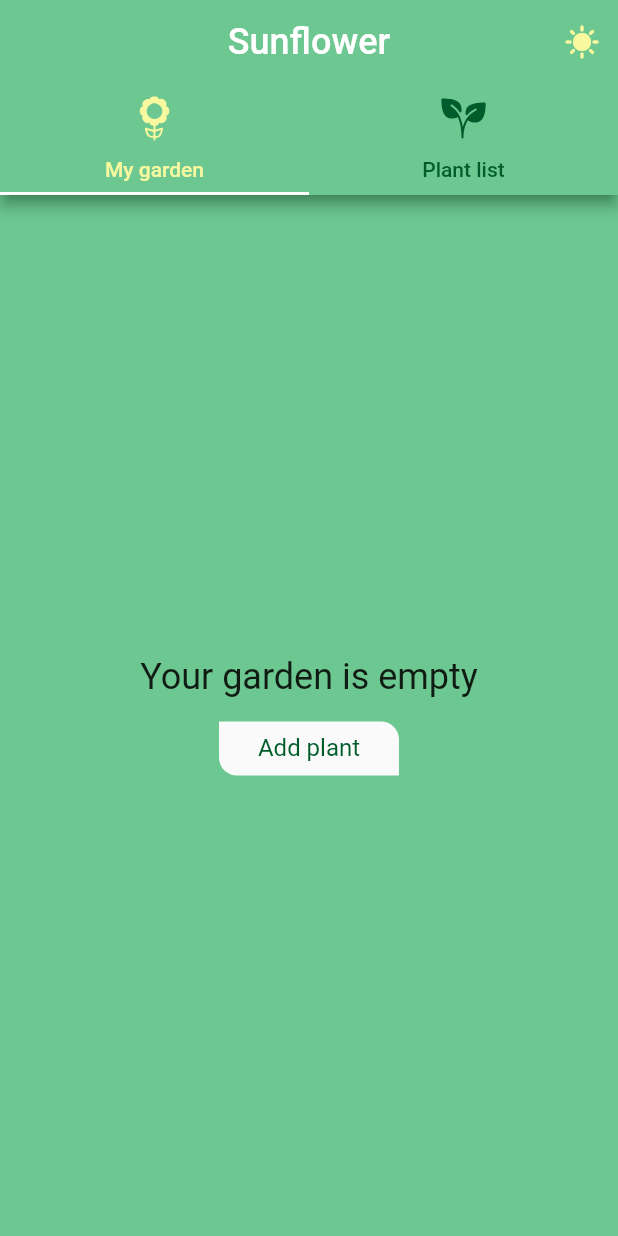
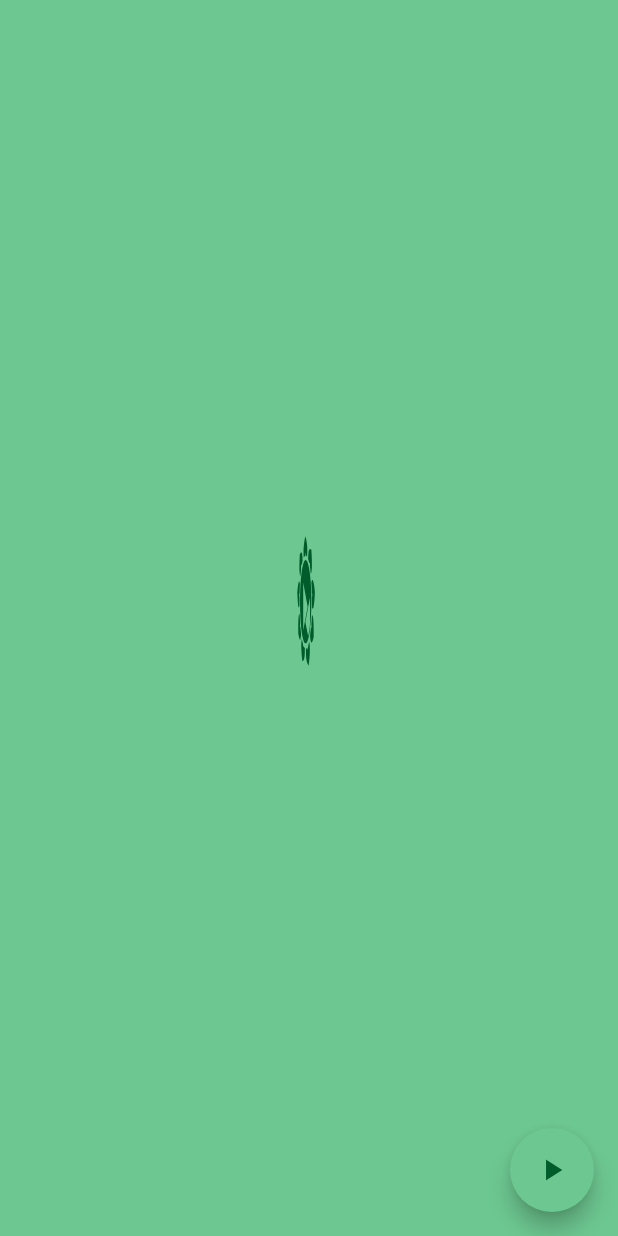
Before and after one commit to m21droid/sunflower, a Flutter app: the first screen one second after launch, on a phone screen of 412 x 824 dp. Run offline on Flutter 3.47's test engine with Material 2 defaults, Android fonts, the phone set to English and light mode, and no system bars; our stand-ins replace cached_network_image, dartz, dio, equatable, floor, flutter_bloc and 4 more; missing offline and left inert: awesome_dio_interceptor; accounts and stored records are empty; generated files the repository leaves out were written again; statements that could not run were skipped.

Commit message:
Added SplashPage

```diff
--- a/lib/feature/presentation/pages/garden/garden_page.dart
+++ b/lib/feature/presentation/pages/garden/garden_page.dart
@@ -7,6 +7,8 @@ import 'package:sunflower/feature/presentation/pages/garden/widgets/all_plants_t
 import 'package:sunflower/feature/presentation/pages/garden/widgets/my_plants_tab.dart';
 
 class GardenPage extends StatefulWidget {
+  static const routeName = '/garden';
+
   const GardenPage({Key? key}) : super(key: key);
 
   @override
@@ -15,11 +17,11 @@ class GardenPage extends StatefulWidget {
 
 class _GardenPageState extends State<GardenPage>
     with SingleTickerProviderStateMixin {
-  final _size = 32.0;
+  static const double _size = 32.0;
 
-  final _color = Colors.white;
-  final _selectedColor = AppColors.secondary;
-  final _unselectedColor = AppColors.dark;
+  static const _color = Colors.white;
+  static const _selectedColor = AppColors.secondary;
+  static const _unselectedColor = AppColors.dark;
 
   late TabController _controller;
 
@@ -42,8 +44,8 @@ class _GardenPageState extends State<GardenPage>
   @override
   Widget build(BuildContext context) => Scaffold(
         appBar: AppBar(
-          title:
-              Text('Sunflower', style: TextStyle(fontSize: 24, color: _color)),
+          title: const Text('Sunflower',
+              style: TextStyle(fontSize: 24, color: _color)),
           centerTitle: true,
           shadowColor: _unselectedColor,
           actions: [
@@ -61,24 +63,8 @@ class _GardenPageState extends State<GardenPage>
             unselectedLabelColor: _unselectedColor,
             labelColor: _selectedColor,
             tabs: [
-              Tab(
-                text: 'My garden',
-                icon: SvgPicture.asset('assets/images/ic_sunflower.svg',
-                    width: _size,
-                    height: _size,
-                    color: _controller.index == 0
-                        ? _selectedColor
-                        : _unselectedColor),
-              ),
-              Tab(
-                text: 'Plant list',
-                icon: SvgPicture.asset('assets/images/ic_plant.svg',
-                    width: _size,
-                    height: _size,
-                    color: _controller.index == 1
-                        ? _selectedColor
-                        : _unselectedColor),
-              ),
+              _tab(0, 'My garden', 'ic_sunflower'),
+              _tab(1, 'Plant list', 'ic_plant'),
             ],
           ),
         ),
@@ -93,4 +79,17 @@ class _GardenPageState extends State<GardenPage>
         ),
         backgroundColor: AppColors.background,
       );
+
+  Tab _tab(int index, String text, String assetName) => Tab(
+        text: text,
+        icon: SvgPicture.asset(
+          'assets/images/$assetName.svg',
+          width: _size,
+          height: _size,
+          colorFilter: ColorFilter.mode(
+            _controller.index == index ? _selectedColor : _unselectedColor,
+            BlendMode.srcIn,
+          ),
+        ),
+      );
 }
--- a/lib/feature/presentation/pages/router.dart
+++ b/lib/feature/presentation/pages/router.dart
@@ -2,6 +2,7 @@ import 'package:flutter/cupertino.dart';
 import 'package:sunflower/feature/domain/entities/plant_entity.dart';
 import 'package:sunflower/feature/presentation/pages/garden/garden_page.dart';
 import 'package:sunflower/feature/presentation/pages/plant/plant_page.dart';
+import 'package:sunflower/feature/presentation/pages/splash/splash_page.dart';
 
 Route router(RouteSettings settings) {
   switch (settings.name) {
@@ -10,7 +11,9 @@ Route router(RouteSettings settings) {
         final plant = settings.arguments as PlantEntity;
         return PlantPage(plant);
       });
+    case GardenPage.routeName:
+      return CupertinoPageRoute(builder: (_) => const GardenPage());
     default:
-      return CupertinoPageRoute(builder: (_) => const GardenPage());
+      return CupertinoPageRoute(builder: (_) => const SplashPage());
   }
 }
--- /dev/null
+++ b/lib/feature/presentation/pages/splash/splash_page.dart
@@ -0,0 +1,77 @@
+import 'package:flutter/material.dart';
+import 'package:flutter_svg/flutter_svg.dart';
+import 'package:sunflower/core/res/colors.dart';
+import 'package:sunflower/feature/presentation/pages/garden/garden_page.dart';
+import 'package:sunflower/feature/presentation/pages/splash/widgets/splash_animated_builder.dart';
+import 'package:sunflower/feature/presentation/pages/splash/widgets/splash_animated_widget.dart';
+
+class SplashPage extends StatefulWidget {
+  const SplashPage({super.key});
+
+  @override
+  State<SplashPage> createState() => _SplashPageState();
+}
+
+class _SplashPageState extends State<SplashPage>
+    with SingleTickerProviderStateMixin {
+  final type = true;
+
+  late final Animation<dynamic> _animation;
+  late final AnimationController _controller;
+
+  @override
+  void initState() {
+    super.initState();
+
+    // SplashAnimatedBuilder
+    _controller =
+        AnimationController(duration: const Duration(seconds: 4), vsync: this)
+          ..addStatusListener((status) {
+            if (status == AnimationStatus.completed) {
+              Navigator.pushNamed(context, GardenPage.routeName);
+            }
+          });
+
+    // SplashAnimatedWidget
+    final Animation<double> curve = CurvedAnimation(
+        parent: _controller,
+        curve: const Interval(0.0, 0.75, curve: Curves.elasticInOut));
+    _animation = Tween(begin: 0.0, end: 10.0).animate(curve);
+
+    _controller.forward();
+  }
+
+  @override
+  Widget build(BuildContext context) {
+    const size = 96.0;
+    final image = SvgPicture.asset('assets/images/ic_splash.svg',
+        width: size,
+        height: size,
+        colorFilter: const ColorFilter.mode(AppColors.dark, BlendMode.srcIn));
+    const text = Text("SUNFLOWER",
+        style: TextStyle(
+            color: AppColors.secondaryText, fontWeight: FontWeight.bold));
+
+    return Scaffold(
+      body: Center(
+          child: type
+              ? SplashAnimatedBuilder(
+                  controller: _controller, image: image, text: text)
+              : SplashAnimatedWidget(
+                  listenable: _animation, image: image, text: text)),
+      floatingActionButton: FloatingActionButton(
+          onPressed: () {
+            _controller.reset();
+            _controller.forward();
+          },
+          child: const Icon(Icons.play_arrow, color: AppColors.dark)),
+      backgroundColor: AppColors.background,
+    );
+  }
+
+  @override
+  void dispose() {
+    _controller.dispose();
+    super.dispose();
+  }
+}
--- /dev/null
+++ b/lib/feature/presentation/pages/splash/widgets/splash_animated_builder.dart
@@ -0,0 +1,94 @@
+import 'dart:math';
+
+import 'package:flutter/material.dart';
+import 'package:sunflower/core/res/colors.dart';
+
+class SplashAnimatedBuilder extends StatelessWidget {
+  final AnimationController controller;
+  final Widget image;
+  final Widget text;
+
+  const SplashAnimatedBuilder(
+      {super.key,
+      required this.controller,
+      required this.image,
+      required this.text});
+
+  @override
+  Widget build(BuildContext context) {
+    const size = 24.0;
+    const interval = 0.5;
+
+    final slideCurve = CurvedAnimation(
+        parent: controller,
+        curve: const Interval(0.0, interval, curve: Curves.elasticOut));
+    final slideAnimation =
+        Tween(begin: const Offset(-3.0, 0.0), end: Offset.zero)
+            .animate(slideCurve);
+
+    final transformCurve = CurvedAnimation(
+        parent: controller,
+        curve: const Interval(0.0, interval, curve: Curves.bounceIn));
+    final transformAnimation =
+        Tween(begin: 0.0, end: 2.0).animate(transformCurve);
+
+    final fadeAnimation = CurvedAnimation(
+        parent: controller,
+        curve: const Interval(interval / 2, interval, curve: Curves.easeIn));
+
+    final sizeCurve = CurvedAnimation(
+        parent: controller,
+        curve: const Interval(interval, interval + 0.1, curve: Curves.linear));
+    final sizeAnimation =
+        Tween<Size>(begin: const Size(0, 0), end: const Size(size, size))
+            .animate(sizeCurve);
+
+    return Column(
+      mainAxisAlignment: MainAxisAlignment.center,
+      children: [
+        AnimatedBuilder(
+          animation: transformAnimation,
+          builder: (context, child) => Transform(
+            alignment: FractionalOffset.center,
+            transform: Matrix4.identity()
+              ..setEntry(3, 2, 0.002)
+              ..rotateY(pi * (transformAnimation.value)),
+            child: SlideTransition(position: slideAnimation, child: this.image),
+          ),
+        ),
+        Row(
+          mainAxisAlignment: MainAxisAlignment.center,
+          children: [
+            const SizedBox(width: size, height: size),
+            FadeTransition(opacity: fadeAnimation, child: text),
+            SizedBox(
+              width: size,
+              height: size,
+              child: Stack(
+                alignment: Alignment.center,
+                children: [
+                  AnimatedBuilder(
+                    animation: sizeAnimation,
+                    builder: (context, child) => Container(
+                      width: sizeAnimation.value.width,
+                      height: sizeAnimation.value.height,
+                      decoration: BoxDecoration(
+                        gradient: RadialGradient(
+                          colors: [
+                            AppColors.secondary,
+                            AppColors.secondary.withOpacity(0)
+                          ],
+                        ),
+                        shape: BoxShape.circle,
+                      ),
+                    ),
+                  )
+                ],
+              ),
+            ),
+          ],
+        ),
+      ],
+    );
+  }
+}
--- /dev/null
+++ b/lib/feature/presentation/pages/splash/widgets/splash_animated_widget.dart
@@ -0,0 +1,33 @@
+import 'dart:math';
+
+import 'package:flutter/material.dart';
+
+class SplashAnimatedWidget extends AnimatedWidget {
+  final Widget image;
+  final Widget text;
+
+  const SplashAnimatedWidget(
+      {super.key,
+      required super.listenable,
+      required this.image,
+      required this.text});
+
+  @override
+  Widget build(BuildContext context) {
+    final animation = listenable as Animation<double>;
+    return Column(
+      mainAxisAlignment: MainAxisAlignment.center,
+      children: [
+        Transform(
+          alignment: FractionalOffset.center,
+          transform: Matrix4.identity()
+            ..setEntry(3, 2, 0.002)
+            ..rotateY(pi * (animation.value)),
+          child: image,
+        ),
+        const SizedBox(height: 8),
+        text
+      ],
+    );
+  }
+}
--- a/pubspec.yaml
+++ b/pubspec.yaml
@@ -99,6 +99,7 @@ flutter:
     - assets/images/logo.png
     - assets/images/ic_plant.svg
     - assets/images/ic_sunflower.svg
+    - assets/images/ic_splash.svg
 
   # An image asset can refer to one or more resolution-specific "variants", see
   # https://flutter.dev/assets-and-images/#resolution-aware
```
Also changed, not shown: assets/images/ic_splash.svg (added).
